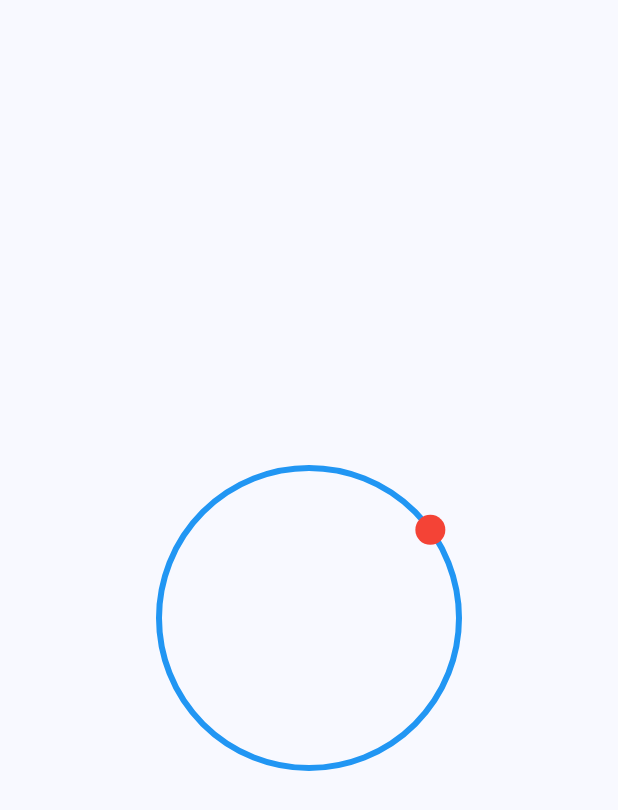
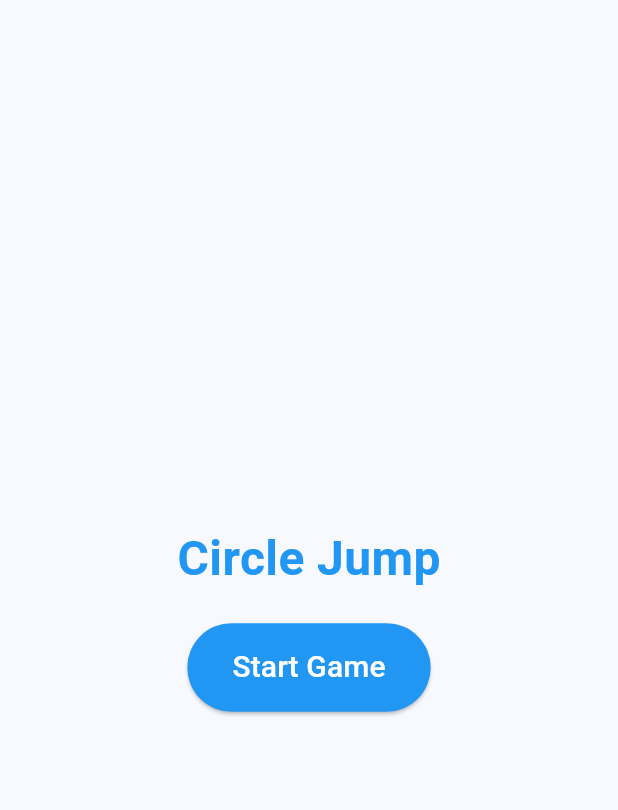
Before and after one commit to rtcoder/circle-jump, a Flutter app: the screen it shows after launch, on a phone screen of 412 x 824 dp. Shown: the top 810 px of the screen. Run offline on Flutter 3.47's test engine with Material 3 defaults, Android fonts, the phone set to English and light mode, and no system bars.

Commit message:
added start screen

```diff
--- a/lib/main.dart
+++ b/lib/main.dart
@@ -16,7 +16,54 @@ class CircleJump extends StatelessWidget {
         colorScheme: ColorScheme.fromSeed(seedColor: Colors.blue),
         useMaterial3: true,
       ),
-      home: const GameScreen(),
+      initialRoute: '/', // Ustawiamy ekran startowy jako domyślny
+      routes: {
+        '/': (context) => const StartScreen(),
+        '/game': (context) => const GameScreen(),
+      },
+    );
+  }
+}
+
+class StartScreen extends StatelessWidget {
+  const StartScreen({super.key});
+
+  @override
+  Widget build(BuildContext context) {
+    return Scaffold(
+      body: Center(
+        child: Column(
+          mainAxisAlignment: MainAxisAlignment.center,
+          children: [
+            const Text(
+              'Circle Jump',
+              style: TextStyle(
+                fontSize: 32,
+                fontWeight: FontWeight.bold,
+                color: Colors.blue,
+              ),
+            ),
+            const SizedBox(height: 20),
+            ElevatedButton(
+              onPressed: () {
+                // Nawigacja do ekranu gry
+                Navigator.pushNamed(context, '/game');
+              },
+              style: ElevatedButton.styleFrom(
+                padding: const EdgeInsets.symmetric(horizontal: 30, vertical: 15),
+                backgroundColor: Colors.blue,
+              ),
+              child: const Text(
+                'Start Game',
+                style: TextStyle(
+                  fontSize: 20,
+                  color: Colors.white,
+                ),
+              ),
+            ),
+          ],
+        ),
+      ),
     );
   }
 }
```
